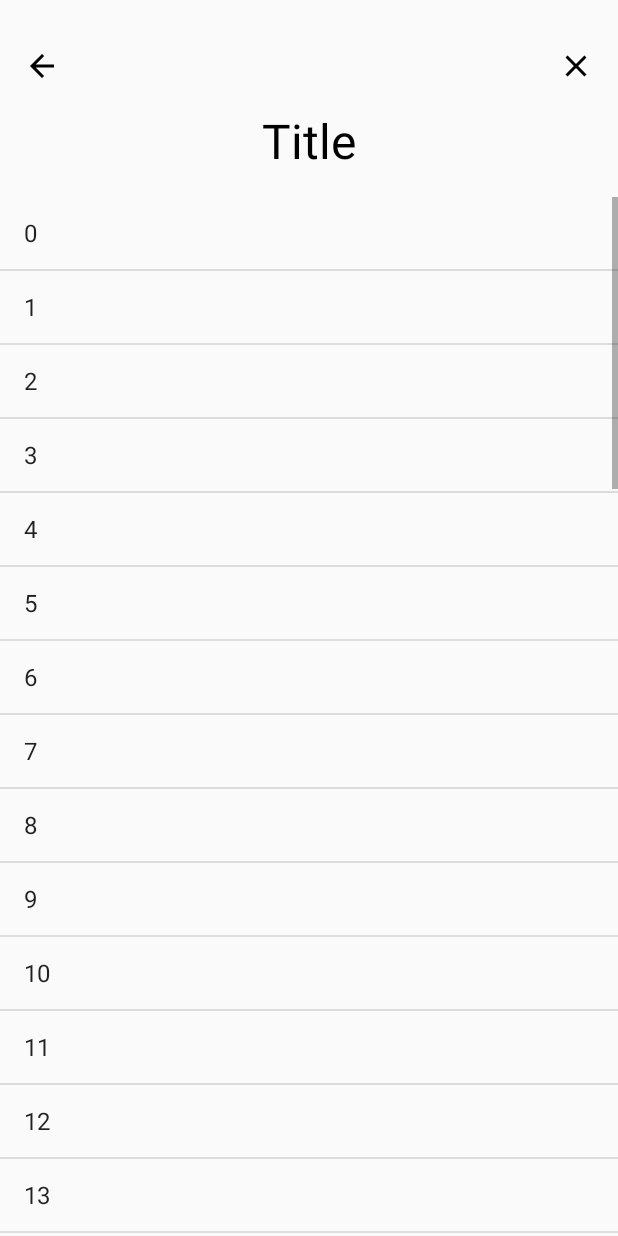
After one commit to chaviw/ShadowScroll, an Android app: the fragment ListViewFragment shown on its own in the app's theme, on a phone screen of 412 x 824 dp. The commit adds this screen. Run offline under Robolectric (Android 15) with nearby library versions, the phone set to English and light mode, and no system bars; 3 statements that could not run were skipped.

Commit message:
Added listview support

```diff
--- /dev/null
+++ b/app/src/main/java/com/example/scrollviews/ListViewFragment.kt
@@ -0,0 +1,35 @@
+package com.example.scrollviews
+
+import android.os.Bundle
+import android.support.v4.app.Fragment
+import android.view.LayoutInflater
+import android.view.View
+import android.view.ViewGroup
+import android.widget.ArrayAdapter
+import android.widget.ListView
+
+/**
+ * Created by chavi on 5/5/17.
+ */
+class ListViewFragment: Fragment() {
+    private val items = Array(50, {i -> i.toString()})
+
+    override fun onCreateView(inflater: LayoutInflater, container: ViewGroup?, savedInstanceState: Bundle?): View {
+        return inflater.inflate(R.layout.fragment_with_list_view, container, false)
+    }
+
+    override fun onViewCreated(view: View, savedInstanceState: Bundle?) {
+        super.onViewCreated(view, savedInstanceState)
+
+        view.findViewById(R.id.backButton)?.setOnClickListener {
+            activity?.onBackPressed()
+        }
+
+        view.findViewById(R.id.closeButton)?.setOnClickListener {
+            activity?.finish()
+        }
+
+        val listView = view.findViewById(R.id.list_view) as ListView
+        listView.adapter = ArrayAdapter<String> (context, android.R.layout.simple_list_item_1, items)
+    }
+}
--- a/app/src/main/java/com/example/scrollviews/MenuFragment.kt
+++ b/app/src/main/java/com/example/scrollviews/MenuFragment.kt
@@ -39,6 +39,10 @@ class MenuFragment: Fragment() {
         view.findViewById(R.id.vertical_scroll_with_index).setOnClickListener {
             scrollTestActivity?.showFragmentWithLayout(R.layout.fragment_vertical_scroll_index)
         }
+
+        view.findViewById(R.id.vertical_scroll_with_list_view).setOnClickListener {
+            scrollTestActivity?.showListViewFragment()
+        }
     }
 
     override fun onDetach() {
--- a/app/src/main/java/com/example/scrollviews/ScrollTestActivity.kt
+++ b/app/src/main/java/com/example/scrollviews/ScrollTestActivity.kt
@@ -26,6 +26,10 @@ class ScrollTestActivity : AppCompatActivity() {
         showFragment(ScrollFragment.createInstance(layoutId))
     }
 
+    fun showListViewFragment() {
+        showFragment(ListViewFragment())
+    }
+
     private fun showFragment(fragment: Fragment) {
         supportFragmentManager.beginTransaction()
                 .replace(R.id.fragment_container, fragment)
--- a/app/src/main/res/layout/fragment_menu.xml
+++ b/app/src/main/res/layout/fragment_menu.xml
@@ -45,6 +45,11 @@
                 android:id="@+id/vertical_scroll_with_index"
                 style="@style/MenuButtonStyle"
                 android:text="@string/vertical_scroll_with_index" />
+
+            <Button
+                android:id="@+id/vertical_scroll_with_list_view"
+                style="@style/MenuButtonStyle"
+                android:text="@string/vertical_scroll_with_list_view" />
         </LinearLayout>
     </android.support.v4.widget.NestedScrollView>
 </LinearLayout>
--- /dev/null
+++ b/app/src/main/res/layout/fragment_with_list_view.xml
@@ -0,0 +1,13 @@
+<?xml version="1.0" encoding="utf-8"?>
+<com.scrollviews.shadowedscroll.ShadowedScrollLinearLayout xmlns:android="http://schemas.android.com/apk/res/android"
+    android:layout_width="match_parent"
+    android:layout_height="match_parent">
+
+    <include layout="@layout/title_view" />
+
+    <ListView
+        android:id="@+id/list_view"
+        android:layout_width="match_parent"
+        android:layout_height="match_parent"/>
+
+</com.scrollviews.shadowedscroll.ShadowedScrollLinearLayout>
--- a/app/src/main/res/values/strings.xml
+++ b/app/src/main/res/values/strings.xml
@@ -6,4 +6,5 @@
     <string name="vertical_scroll_with_color">Vertical Scroll with Color</string>
     <string name="vertical_scroll_with_drawable">Vertical Scroll with Drawable</string>
     <string name="vertical_scroll_with_index">Vertical Scroll with Index</string>
+    <string name="vertical_scroll_with_list_view">Vertical Scroll with ListView</string>
 </resources>
--- a/shadowedscroll/build.gradle
+++ b/shadowedscroll/build.gradle
@@ -5,7 +5,7 @@ android {
     buildToolsVersion "25.0.2"
 
     defaultConfig {
-        minSdkVersion 21
+        minSdkVersion 19
         targetSdkVersion 25
         versionCode 1
         versionName "1.0"
@@ -26,7 +26,7 @@ dependencies {
     androidTestCompile('com.android.support.test.espresso:espresso-core:2.2.2', {
         exclude group: 'com.android.support', module: 'support-annotations'
     })
-    compile 'com.android.support:appcompat-v7:25.1.0'
+    compile 'com.android.support:appcompat-v7:25.3.1'
     testCompile 'junit:junit:4.12'
-    compile 'com.android.support:recyclerview-v7:25.1.0'
+    compile 'com.android.support:recyclerview-v7:25.3.1'
 }
--- a/shadowedscroll/src/main/java/com/scrollviews/shadowedscroll/ShadowedScrollLinearLayout.java
+++ b/shadowedscroll/src/main/java/com/scrollviews/shadowedscroll/ShadowedScrollLinearLayout.java
@@ -16,10 +16,14 @@ import android.util.TypedValue;
 import android.view.View;
 import android.view.ViewGroup;
 import android.view.ViewTreeObserver;
+import android.widget.AbsListView;
 import android.widget.FrameLayout;
 import android.widget.LinearLayout;
+import android.widget.ListView;
 
 import com.scollviews.shadowedscroll.R;
+
+import static android.R.attr.scrollY;
 
 /**
  * Created by chavi on 1/24/17.
@@ -161,6 +165,8 @@ public class ShadowedScrollLinearLayout extends LinearLayout {
 
         if (childWithScroll instanceof RecyclerView) {
             setUpRecyclerView((RecyclerView) childWithScroll);
+        } else if (childWithScroll instanceof AbsListView) {
+            setUpAbsListView((AbsListView) childWithScroll);
         } else {
             setUpScrollView(childWithScroll);
         }
@@ -187,6 +193,30 @@ public class ShadowedScrollLinearLayout extends LinearLayout {
         });
     }
 
+    private void setUpAbsListView(@NonNull AbsListView absListView) {
+        absListView.setOnScrollListener(new AbsListView.OnScrollListener() {
+            @Override
+            public void onScrollStateChanged(AbsListView view, int scrollState) {
+            }
+
+            @Override
+            public void onScroll(AbsListView absListView, int firstVisibleItem, int visibleItemCount, int totalItemCount) {
+                View v = absListView.getChildAt(0);
+                int scrollY = (v == null) ? 0 : (v.getTop() - absListView.getPaddingTop());
+                int scrollX = (v == null) ? 0 : (v.getLeft() - absListView.getPaddingLeft());
+
+                switch (orientation) {
+                    case VERTICAL:
+                    default:
+                        addShadowIfScrolledVertically(scrollY);
+                        break;
+                    case HORIZONTAL:
+                        addShadowIfScrolledHorizontally(scrollX);
+                        break;
+                }
+            }
+        });
+    }
 
     private void setUpScrollView(@NonNull final View view) {
         view.getViewTreeObserver().addOnScrollChangedListener(new ViewTreeObserver.OnScrollChangedListener() {
```
